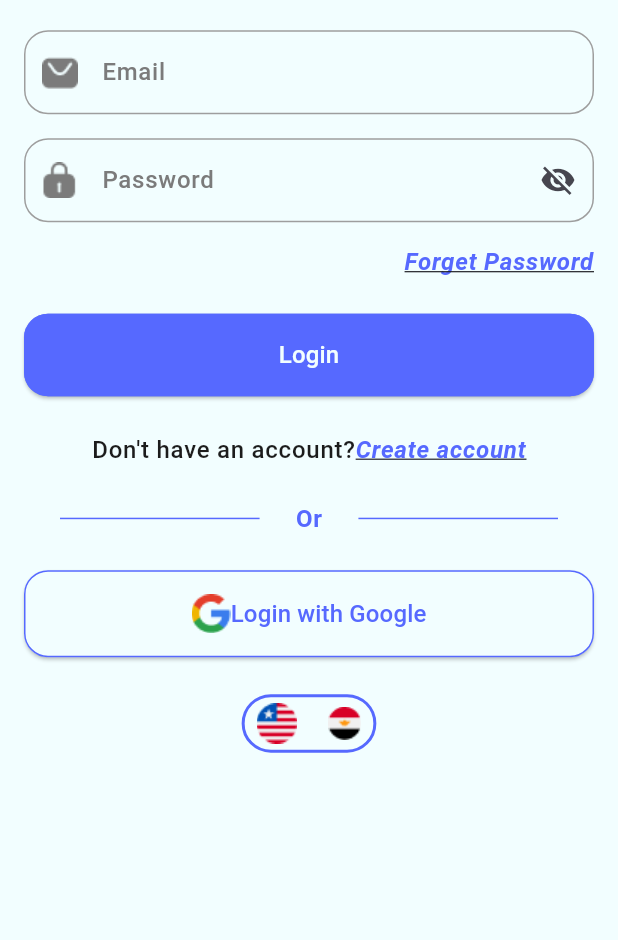
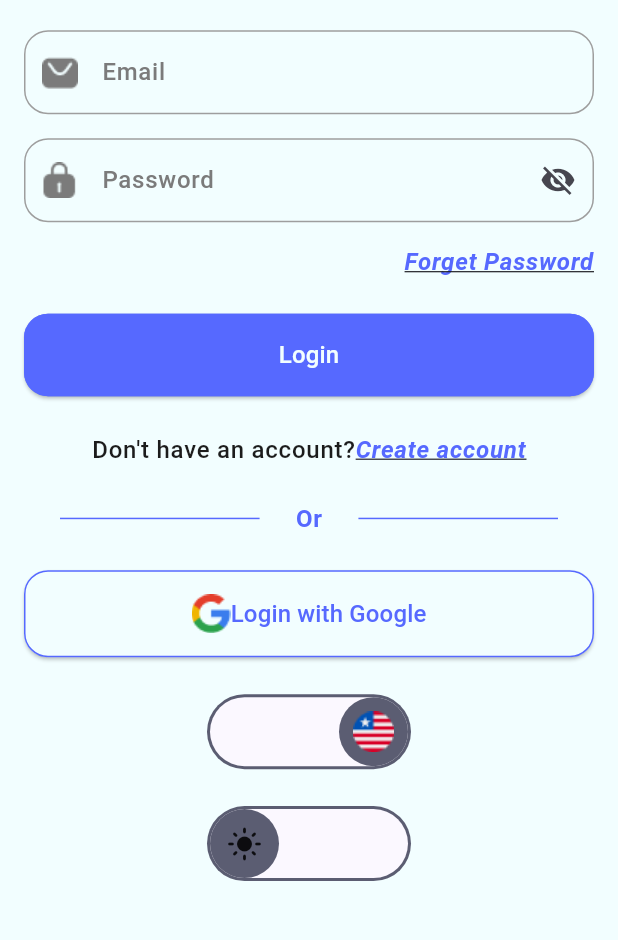
Before and after one commit to mohammedkhattab2/evently, a Flutter app: the screen it shows after launch, on a phone screen of 412 x 824 dp, the part 277-1217 px from its top. Run offline on Flutter 3.47's test engine with Material 3 defaults, Android fonts, the phone set to English and light mode, and no system bars; drawn by our look-alikes of animated_toggle_switch.

Commit message:
finish language and theme togel

```diff
--- a/lib/main.dart
+++ b/lib/main.dart
@@ -1,22 +1,44 @@
 import 'package:evently/l10n/app_localizations.dart';
+import 'package:evently/ui/provider/language_provider.dart';
 import 'package:evently/ui/screens/splash/splash.dart';
+import 'package:evently/ui/theme%20provider/theme_provider.dart';
 import 'package:evently/ui/utills/apptheme.dart';
 import 'package:flutter/material.dart';
 import 'package:flutter_localizations/flutter_localizations.dart';
+import 'package:provider/provider.dart';
 
 void main() {
-  runApp(const MyApp());
+  // runApp(
+  //   ChangeNotifierProvider(
+  //     create: (_) => LanguageProvider(),
+  //     child: MyApp()),
+  // );
+  runApp(
+    MultiProvider(
+      providers: [
+        ChangeNotifierProvider(create: (_) => LanguageProvider()),
+        ChangeNotifierProvider(create: (_) => ThemeProvider()),
+      ],
+      child: MyApp(),
+    ),
+  );
 }
 
 class MyApp extends StatelessWidget {
-  const MyApp({super.key});
+  MyApp({super.key});
+  late LanguageProvider languageProvider;
+  late ThemeProvider themeProvider;
 
   @override
   Widget build(BuildContext context) {
+    languageProvider = Provider.of(context);
+    themeProvider = Provider.of(context);
     return MaterialApp(
       theme: AppTheme.lightTheme,
       darkTheme: AppTheme.darkTheme,
-      locale: Locale("en"),
+      themeMode: themeProvider.themeMode,
+
+      locale: Locale(languageProvider.currentlanguage),
       localizationsDelegates: [
         AppLocalizations.delegate, // Add this line
         GlobalMaterialLocalizations.delegate,
--- /dev/null
+++ b/lib/ui/provider/language_provider.dart
@@ -0,0 +1,10 @@
+import 'package:flutter/material.dart';
+
+class LanguageProvider extends ChangeNotifier {
+  String currentlanguage = 'en';
+
+  void changelanguage(String language) {
+    currentlanguage = language;
+    notifyListeners();
+  }
+}
--- a/lib/ui/screens/login/login.dart
+++ b/lib/ui/screens/login/login.dart
@@ -1,10 +1,14 @@
+import 'package:animated_toggle_switch/animated_toggle_switch.dart';
 import 'package:evently/l10n/app_localizations.dart';
+import 'package:evently/ui/provider/language_provider.dart';
+import 'package:evently/ui/theme%20provider/theme_provider.dart';
 import 'package:evently/ui/utills/appassets.dart';
 import 'package:evently/ui/utills/appcolor.dart';
 import 'package:evently/ui/utills/approuts.dart';
 import 'package:evently/ui/widgets/custom_botton.dart';
 import 'package:evently/ui/widgets/custom_text_field.dart';
 import 'package:flutter/material.dart';
+import 'package:provider/provider.dart';
 
 class Login extends StatefulWidget {
   const Login({super.key});
@@ -18,12 +22,13 @@ class _LoginState extends State<Login> {
   @override
   Widget build(BuildContext context) {
     l10n = AppLocalizations.of(context)!;
+    languageProvider = Provider.of(context);
+    themeProvider = Provider.of(context);
     return SafeArea(
       child: Scaffold(
         body: Padding(
           padding: const EdgeInsets.symmetric(horizontal: 16),
           child: Column(
-            crossAxisAlignment: CrossAxisAlignment.stretch,
             children: [
               SizedBox(height: 20),
               buildapplogo(context),
@@ -43,6 +48,8 @@ class _LoginState extends State<Login> {
               buildGoogleLogin(),
               SizedBox(height: 24.64),
               buildLanguageToggle(),
+              SizedBox(height: 24.64),
+              buildthemeToggle(),
             ],
           ),
         ),
@@ -71,12 +78,15 @@ class _LoginState extends State<Login> {
     onTap: () {
       Navigator.push(context, Approuts.resetPassword);
     },
+    child: Container(
+      width: double.infinity,
       child: Text(
         l10n.forgetPassword,
         textAlign: TextAlign.end,
         style: Theme.of(context).textTheme.labelMedium!.copyWith(
           fontStyle: FontStyle.italic,
           decoration: TextDecoration.underline,
+        ),
       ),
     ),
   );
@@ -119,23 +129,31 @@ class _LoginState extends State<Login> {
     backGroundcolor: Appcolor.white,
     textColor: Appcolor.blue,
   );
-
-  Widget buildLanguageToggle() => Center(
-    child: Container(
-      padding: EdgeInsets.symmetric(horizontal: 8, vertical: 4),
-      decoration: BoxDecoration(
-        color: Appcolor.white,
-        borderRadius: BorderRadius.circular(40),
-        border: Border.all(color: Appcolor.blue, width: 2),
-      ),
-      child: Row(
-        mainAxisSize: MainAxisSize.min,
-        children: [
-          Image.asset(Appassets.usaflag),
-          SizedBox(width: 20.81),
-          Image.asset(Appassets.egFlag),
-        ],
-      ),
-    ),
+  late LanguageProvider languageProvider;
+  Widget buildLanguageToggle() {
+    return AnimatedToggleSwitch<String>.dual(
+      iconBuilder: (language) =>
+          Image.asset(language == "en" ? Appassets.usaflag : Appassets.egFlag),
+      current: languageProvider.currentlanguage,
+      first: "ar",
+      second: "en",
+      onChanged: (language) {
+        languageProvider.changelanguage(language);
+      },
     );
   }
+
+  late ThemeProvider themeProvider;
+  Widget buildthemeToggle() {
+    return AnimatedToggleSwitch<ThemeMode>.dual(
+      current: themeProvider.themeMode,
+      iconBuilder: (mode) =>
+          Icon(mode == ThemeMode.dark ? Icons.dark_mode : Icons.light_mode),
+      first: ThemeMode.light,
+      second: ThemeMode.dark,
+      onChanged: (mode) {
+        themeProvider.changeMood(mode);
+      },
+    );
+  }
+}
--- /dev/null
+++ b/lib/ui/theme provider/theme_provider.dart
@@ -0,0 +1,9 @@
+import 'package:flutter/material.dart';
+
+class ThemeProvider extends ChangeNotifier {
+  ThemeMode themeMode = ThemeMode.light;
+  changeMood(ThemeMode mode) {
+    themeMode = mode;
+    notifyListeners();
+  }
+}
--- a/lib/ui/utills/apptheme.dart
+++ b/lib/ui/utills/apptheme.dart
@@ -19,10 +19,10 @@ abstract final class AppTheme {
       fontWeight: FontWeight.w500,
     ),
     labelSmall: TextStyle(
-       fontSize: 16,
+      fontSize: 16,
       color: Appcolor.black,
       fontWeight: FontWeight.w500,
-    )
+    ),
   );
   static final TextTheme _darkTextTheme = TextTheme(
     titleSmall: const TextStyle(
@@ -38,6 +38,11 @@ abstract final class AppTheme {
     titleMedium: TextStyle(
       fontSize: 20,
       color: Appcolor.blue,
+      fontWeight: FontWeight.w500,
+    ),
+    labelSmall: TextStyle(
+      fontSize: 16,
+      color: Appcolor.black,
       fontWeight: FontWeight.w500,
     ),
   );
@@ -85,10 +90,10 @@ abstract final class AppTheme {
         ),
       ),
     ),
-    dividerTheme: DividerThemeData(color: Appcolor.blue, thickness: 1)
+    dividerTheme: DividerThemeData(color: Appcolor.blue, thickness: 1),
   );
   static ThemeData darkTheme = ThemeData(
-    scaffoldBackgroundColor: Appcolor.white,
+    scaffoldBackgroundColor: Appcolor.darkPurple,
     primaryColor: Appcolor.blue,
     colorScheme: ColorScheme.fromSeed(seedColor: Appcolor.blue),
     textTheme: _darkTextTheme,
--- a/pubspec.yaml
+++ b/pubspec.yaml
@@ -38,6 +38,8 @@ dependencies:
   flutter_localizations:
     sdk: flutter
   intl: any
+  animated_toggle_switch: ^0.8.5
+  provider: ^6.1.5+1
 
 dev_dependencies:
   flutter_test:
```
Also changed, not shown: pubspec.lock. Lines whose indentation alone changed are shown as unchanged.
